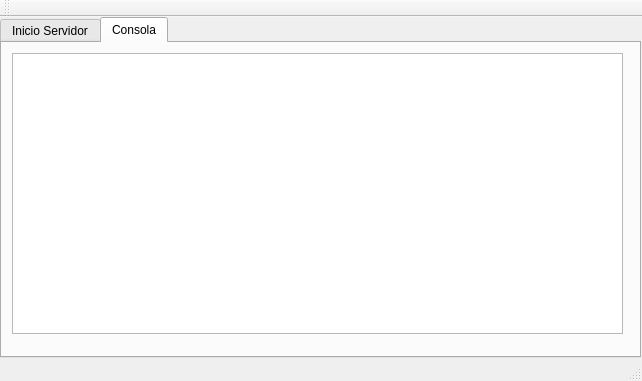
Before: the Qt Designer form Servidor/mainwindow.ui in GianniDeLeon/Proyecto1EDD, drawn with Qt 5.
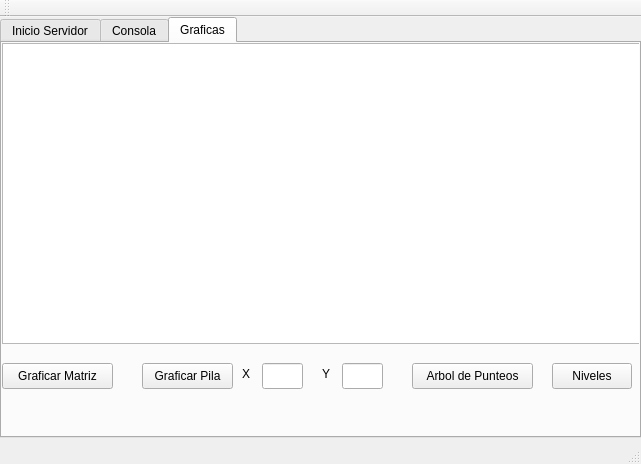
After: the same form once the commit is applied.

Commit message: Grafica Niveles

```diff
--- a/Servidor/mainwindow.ui
+++ b/Servidor/mainwindow.ui
@@ -6,8 +6,8 @@
    <rect>
     <x>0</x>
     <y>0</y>
-    <width>642</width>
-    <height>381</height>
+    <width>641</width>
+    <height>464</height>
    </rect>
   </property>
   <property name="windowTitle">
@@ -20,11 +20,11 @@
       <x>0</x>
       <y>0</y>
       <width>641</width>
-      <height>341</height>
+      <height>421</height>
      </rect>
     </property>
     <property name="currentIndex">
-     <number>1</number>
+     <number>2</number>
     </property>
     <widget class="QWidget" name="InicioServidor">
      <attribute name="title">
@@ -91,6 +91,119 @@
       </property>
      </widget>
     </widget>
+    <widget class="QWidget" name="tab">
+     <attribute name="title">
+      <string>Graficas</string>
+     </attribute>
+     <widget class="QGraphicsView" name="graphicsView">
+      <property name="geometry">
+       <rect>
+        <x>0</x>
+        <y>0</y>
+        <width>641</width>
+        <height>301</height>
+       </rect>
+      </property>
+     </widget>
+     <widget class="QPushButton" name="pushButton_3">
+      <property name="geometry">
+       <rect>
+        <x>0</x>
+        <y>320</y>
+        <width>111</width>
+        <height>26</height>
+       </rect>
+      </property>
+      <property name="text">
+       <string>Graficar Matriz</string>
+      </property>
+     </widget>
+     <widget class="QLabel" name="label_3">
+      <property name="geometry">
+       <rect>
+        <x>240</x>
+        <y>320</y>
+        <width>21</width>
+        <height>21</height>
+       </rect>
+      </property>
+      <property name="text">
+       <string>X</string>
+      </property>
+     </widget>
+     <widget class="QLabel" name="label_4">
+      <property name="geometry">
+       <rect>
+        <x>320</x>
+        <y>320</y>
+        <width>16</width>
+        <height>21</height>
+       </rect>
+      </property>
+      <property name="text">
+       <string>Y</string>
+      </property>
+     </widget>
+     <widget class="QPushButton" name="pushButton_4">
+      <property name="geometry">
+       <rect>
+        <x>140</x>
+        <y>320</y>
+        <width>91</width>
+        <height>26</height>
+       </rect>
+      </property>
+      <property name="text">
+       <string>Graficar Pila</string>
+      </property>
+     </widget>
+     <widget class="QLineEdit" name="lineEdit_2">
+      <property name="geometry">
+       <rect>
+        <x>260</x>
+        <y>320</y>
+        <width>41</width>
+        <height>26</height>
+       </rect>
+      </property>
+     </widget>
+     <widget class="QLineEdit" name="lineEdit_3">
+      <property name="geometry">
+       <rect>
+        <x>340</x>
+        <y>320</y>
+        <width>41</width>
+        <height>26</height>
+       </rect>
+      </property>
+     </widget>
+     <widget class="QPushButton" name="pushButton_5">
+      <property name="geometry">
+       <rect>
+        <x>410</x>
+        <y>320</y>
+        <width>121</width>
+        <height>26</height>
+       </rect>
+      </property>
+      <property name="text">
+       <string>Arbol de Punteos</string>
+      </property>
+     </widget>
+     <widget class="QPushButton" name="pushButton_6">
+      <property name="geometry">
+       <rect>
+        <x>550</x>
+        <y>320</y>
+        <width>80</width>
+        <height>26</height>
+       </rect>
+      </property>
+      <property name="text">
+       <string>Niveles</string>
+      </property>
+     </widget>
+    </widget>
    </widget>
   </widget>
   <widget class="QMenuBar" name="menuBar">
```
Left out of the diff: 42 changed lines with no effect on the pictures. The commit also changes 12 other files.
